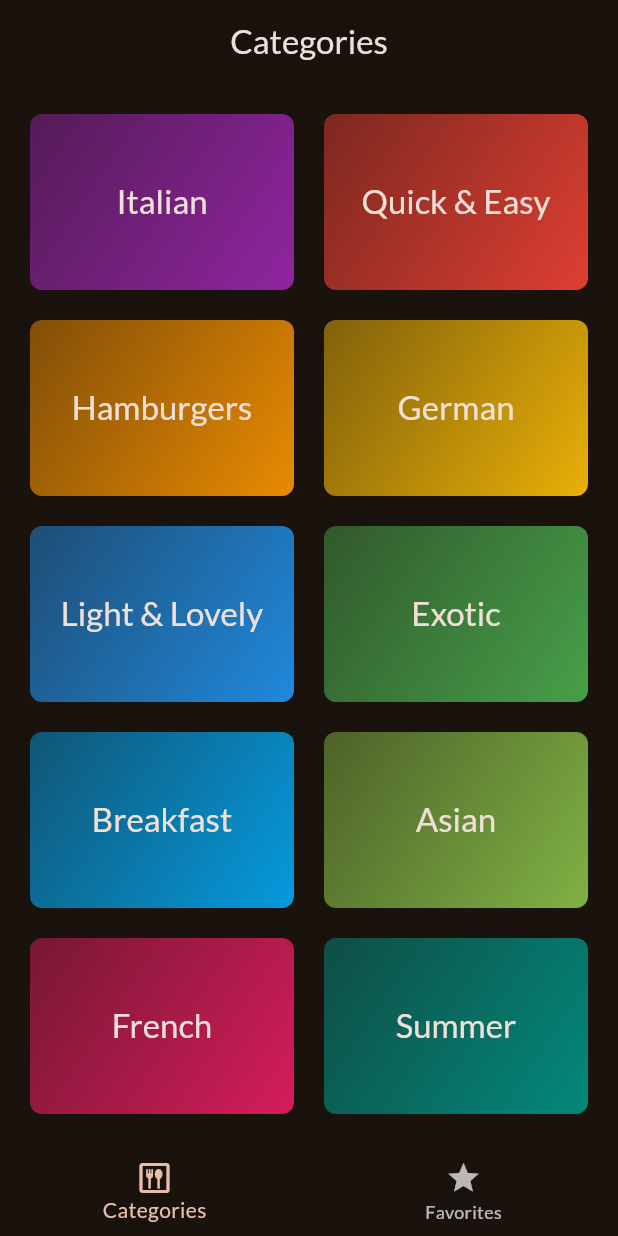
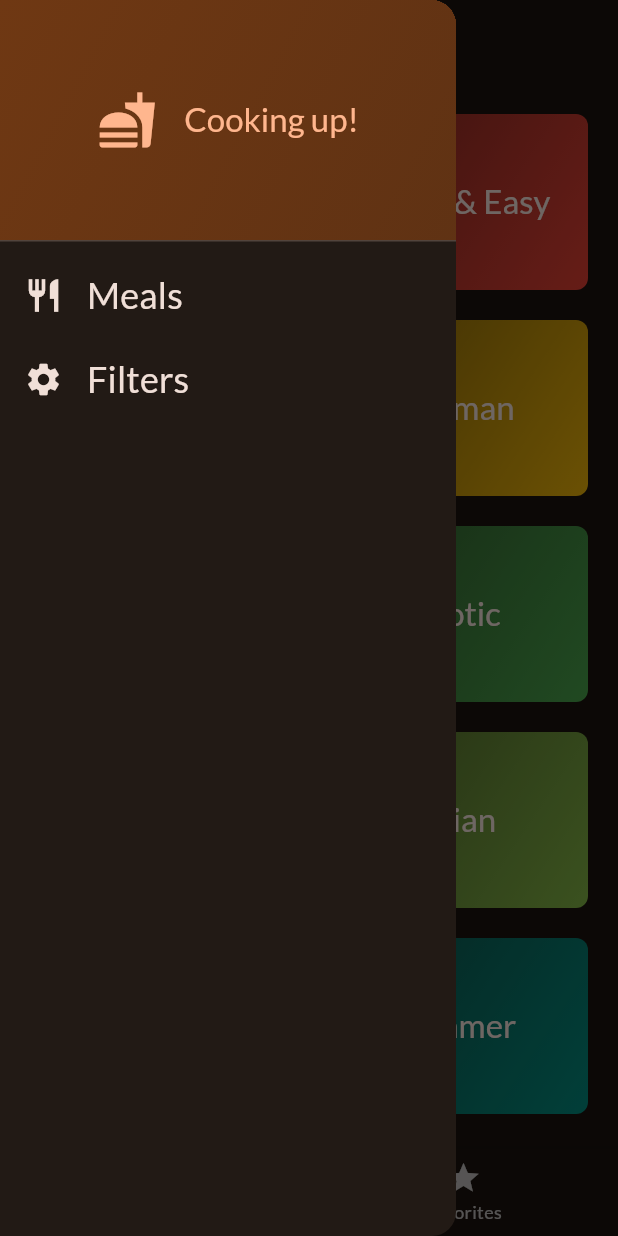
Before and after one commit to eacardenase/flutter-favorite-meals, a Flutter app: the screen it shows after launch, with the side drawer open (before the commit the screen has no drawer), on a phone screen of 412 x 824 dp. Run offline on Flutter 3.47's test engine with Material 3 defaults, Android fonts, the phone set to English and light mode, and no system bars; our stand-ins replace google_fonts, transparent_image.

Commit message:
feat: add main drawer

```diff
--- a/lib/screens/tabs_screen.dart
+++ b/lib/screens/tabs_screen.dart
@@ -3,6 +3,7 @@
 import 'package:favorite_meals/models/meal.dart';
 import 'package:favorite_meals/screens/categories_screen.dart';
 import 'package:favorite_meals/screens/meals_screen.dart';
+import 'package:favorite_meals/widgets/main_drawer.dart';
 
 class TabsScreen extends StatefulWidget {
   const TabsScreen({super.key});
@@ -72,6 +73,7 @@
         title: Text(screenTitle),
         centerTitle: true,
       ),
+      drawer: const MainDrawer(),
       body: activePage,
       bottomNavigationBar: BottomNavigationBar(
         onTap: _selectedPage,
--- /dev/null
+++ b/lib/widgets/main_drawer.dart
@@ -0,0 +1,80 @@
+import 'package:flutter/material.dart';
+
+class MainDrawer extends StatelessWidget {
+  const MainDrawer({super.key});
+
+  @override
+  Widget build(BuildContext context) {
+    return Drawer(
+      child: Column(
+        crossAxisAlignment: CrossAxisAlignment.center,
+        children: [
+          DrawerHeader(
+            padding: const EdgeInsets.all(20),
+            decoration: BoxDecoration(
+              gradient: LinearGradient(
+                colors: [
+                  Theme.of(context).colorScheme.primaryContainer,
+                  Theme.of(context)
+                      .colorScheme
+                      .primaryContainer
+                      .withOpacity(0.8)
+                ],
+                begin: Alignment.topLeft,
+                end: Alignment.bottomRight,
+              ),
+            ),
+            child: Row(
+              mainAxisAlignment: MainAxisAlignment.center,
+              crossAxisAlignment: CrossAxisAlignment.center,
+              children: [
+                Icon(
+                  Icons.fastfood,
+                  size: 40,
+                  color: Theme.of(context).colorScheme.primary,
+                ),
+                const SizedBox(width: 18),
+                Text(
+                  'Cooking up!',
+                  style: Theme.of(context).textTheme.titleLarge!.copyWith(
+                        color: Theme.of(context).colorScheme.primary,
+                      ),
+                ),
+              ],
+            ),
+          ),
+          ListTile(
+            leading: Icon(
+              Icons.restaurant,
+              size: 26,
+              color: Theme.of(context).colorScheme.onBackground,
+            ),
+            title: Text(
+              'Meals',
+              style: Theme.of(context).textTheme.titleSmall!.copyWith(
+                    fontSize: 24,
+                    color: Theme.of(context).colorScheme.onBackground,
+                  ),
+            ),
+            onTap: () {},
+          ),
+          ListTile(
+            leading: Icon(
+              Icons.settings,
+              size: 26,
+              color: Theme.of(context).colorScheme.onBackground,
+            ),
+            title: Text(
+              'Filters',
+              style: Theme.of(context).textTheme.titleSmall!.copyWith(
+                    fontSize: 24,
+                    color: Theme.of(context).colorScheme.onBackground,
+                  ),
+            ),
+            onTap: () {},
+          ),
+        ],
+      ),
+    );
+  }
+}
```
